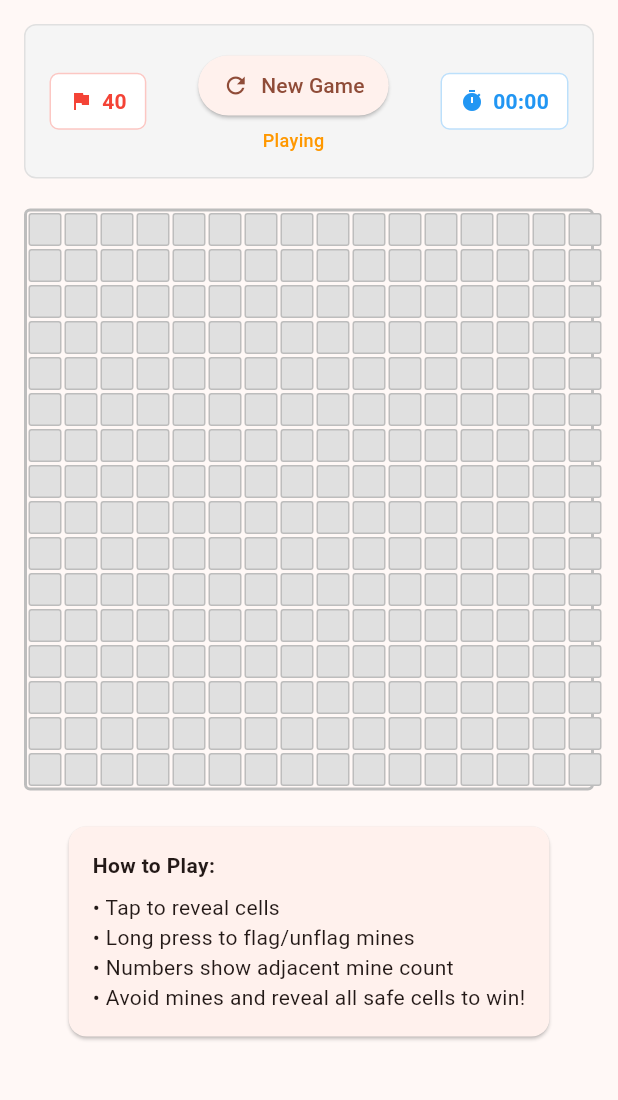
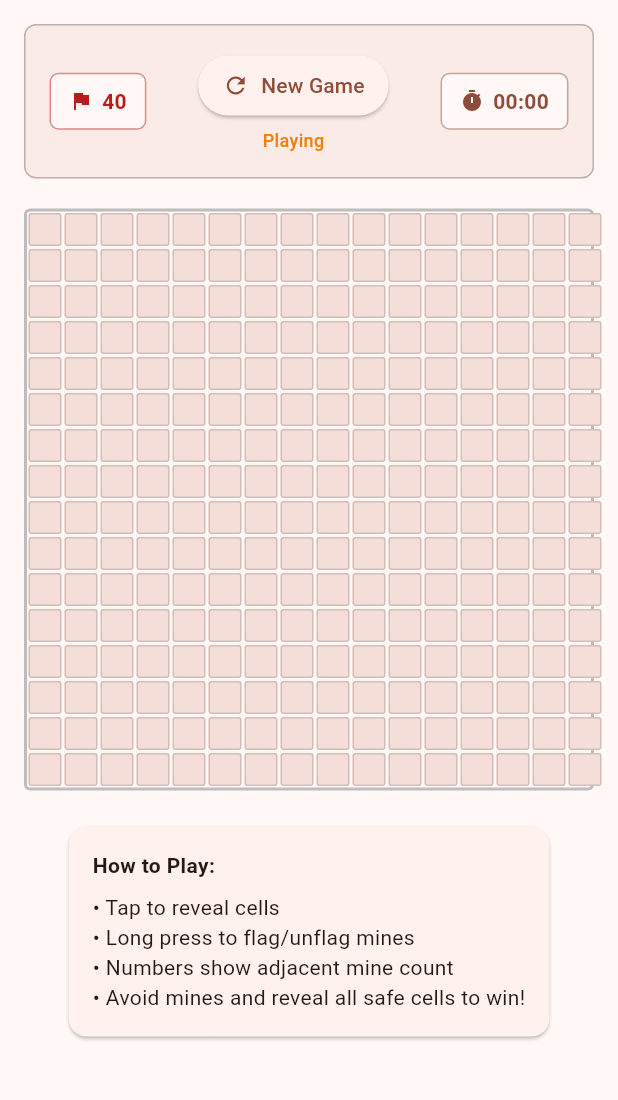
Before and after one commit to BirjuVachhani/mine_sweeper, a Flutter app: the screen it shows after launch, on a phone screen of 412 x 824 dp, the part 84-1184 px from its top. Run offline on Flutter 3.47's test engine with Material 3 defaults, Android fonts, the phone set to English and light mode, and no system bars.

Commit message:
Add dark mode support

```diff
--- a/lib/main.dart
+++ b/lib/main.dart
@@ -13,9 +13,20 @@ class MinesweeperApp extends StatelessWidget {
     return MaterialApp(
       title: 'Minesweeper',
       theme: ThemeData(
-        colorScheme: ColorScheme.fromSeed(seedColor: Colors.deepOrange),
+        colorScheme: ColorScheme.fromSeed(
+          seedColor: Colors.deepOrange,
+          brightness: Brightness.light,
+        ),
         useMaterial3: true,
       ),
+      darkTheme: ThemeData(
+        colorScheme: ColorScheme.fromSeed(
+          seedColor: Colors.deepOrange,
+          brightness: Brightness.dark,
+        ),
+        useMaterial3: true,
+      ),
+      themeMode: ThemeMode.system,
       home: const GameScreen(),
       debugShowCheckedModeBanner: false,
     );
--- a/lib/widgets/game_cell.dart
+++ b/lib/widgets/game_cell.dart
@@ -23,37 +23,40 @@ class GameCell extends StatelessWidget {
       child: Container(
         margin: const EdgeInsets.all(1),
         decoration: BoxDecoration(
-          color: _getCellColor(),
+          color: _getCellColor(context),
           border: Border.all(
-            color: Colors.grey.shade400,
+            color: Theme.of(context).colorScheme.outline.withOpacity(0.3),
             width: 1,
           ),
           borderRadius: BorderRadius.circular(2),
         ),
         child: Center(
-          child: _buildCellContent(),
+          child: _buildCellContent(context),
         ),
       ),
     );
   }
 
-  Color _getCellColor() {
+  Color _getCellColor(BuildContext context) {
+    final colorScheme = Theme.of(context).colorScheme;
     if (cell.isRevealed) {
       if (cell.isMine) {
-        return Colors.red.shade300;
+        return colorScheme.errorContainer;
       }
-      return Colors.grey.shade200;
+      return colorScheme.surfaceVariant.withOpacity(0.7);
     } else if (cell.isFlagged) {
-      return Colors.orange.shade200;
+      return colorScheme.secondaryContainer;
     }
-    return Colors.grey.shade300;
+    return colorScheme.surfaceVariant;
   }
 
-  Widget _buildCellContent() {
+  Widget _buildCellContent(BuildContext context) {
+    final colorScheme = Theme.of(context).colorScheme;
+
     if (cell.isFlagged) {
       return Icon(
         Icons.flag,
-        color: Colors.red.shade700,
+        color: colorScheme.error,
         size: 16,
       );
     }
@@ -62,7 +65,7 @@ class GameCell extends StatelessWidget {
       if (cell.isMine) {
         return Icon(
           Icons.dangerous,
-          color: Colors.red.shade700,
+          color: colorScheme.error,
           size: 16,
         );
       } else if (cell.adjacentMines > 0) {
@@ -82,14 +85,14 @@ class GameCell extends StatelessWidget {
 
   Color _getNumberColor(int number) {
     switch (number) {
-      case 1: return Colors.blue;
-      case 2: return Colors.green;
-      case 3: return Colors.red;
-      case 4: return Colors.purple;
-      case 5: return Colors.brown;
-      case 6: return Colors.pink;
+      case 1: return Colors.blueAccent;
+      case 2: return Colors.green.shade600;
+      case 3: return Colors.redAccent;
+      case 4: return Colors.purpleAccent;
+      case 5: return Colors.brown.shade400;
+      case 6: return Colors.pinkAccent;
       case 7: return Colors.black;
-      case 8: return Colors.grey;
+      case 8: return Colors.grey.shade700;
       default: return Colors.black;
     }
   }
--- a/lib/widgets/game_header.dart
+++ b/lib/widgets/game_header.dart
@@ -16,20 +16,24 @@ class GameHeader extends StatelessWidget {
 
   @override
   Widget build(BuildContext context) {
+    final theme = Theme.of(context);
+    final colorScheme = theme.colorScheme;
+
     return Container(
       padding: const EdgeInsets.all(16),
       decoration: BoxDecoration(
-        color: Colors.grey.shade100,
+        color: colorScheme.surfaceVariant.withOpacity(0.5),
         borderRadius: BorderRadius.circular(8),
-        border: Border.all(color: Colors.grey.shade300),
+        border: Border.all(color: colorScheme.outline.withOpacity(0.5)),
       ),
       child: Row(
         mainAxisAlignment: MainAxisAlignment.spaceBetween,
         children: [
           _buildInfoCard(
+            context,
             icon: Icons.flag,
             value: remainingFlags.toString().padLeft(2, '0'),
-            color: Colors.red,
+            color: colorScheme.error,
           ),
           Column(
             children: [
@@ -47,32 +51,35 @@ class GameHeader extends StatelessWidget {
                 style: TextStyle(
                   fontSize: 12,
                   fontWeight: FontWeight.w500,
-                  color: _getStatusColor(),
+                  color: _getStatusColor(context),
                 ),
               ),
             ],
           ),
           _buildInfoCard(
+            context,
             icon: Icons.timer,
             value: _formatTime(elapsedTime),
-            color: Colors.blue,
+            color: colorScheme.primary,
           ),
         ],
       ),
     );
   }
 
-  Widget _buildInfoCard({
+  Widget _buildInfoCard(
+    BuildContext context, {
     required IconData icon,
     required String value,
     required Color color,
   }) {
+    final theme = Theme.of(context);
     return Container(
       padding: const EdgeInsets.symmetric(horizontal: 12, vertical: 8),
       decoration: BoxDecoration(
-        color: Colors.white,
+        color: theme.colorScheme.surface,
         borderRadius: BorderRadius.circular(6),
-        border: Border.all(color: color.withValues(alpha: 0.3)),
+        border: Border.all(color: color.withOpacity(0.5)),
       ),
       child: Row(
         mainAxisSize: MainAxisSize.min,
@@ -98,11 +105,15 @@ class GameHeader extends StatelessWidget {
     return '${minutes.toString().padLeft(2, '0')}:${seconds.toString().padLeft(2, '0')}';
   }
 
-  Color _getStatusColor() {
+  Color _getStatusColor(BuildContext context) {
+    final isLight = Theme.of(context).brightness == Brightness.light;
     switch (gameStatus) {
-      case 'Won!': return Colors.green;
-      case 'Lost!': return Colors.red;
-      default: return Colors.orange;
+      case 'Won!':
+        return isLight ? Colors.green.shade700 : Colors.green.shade300;
+      case 'Lost!':
+        return Theme.of(context).colorScheme.error;
+      default:
+        return isLight ? Colors.orange.shade700 : Colors.orange.shade300;
     }
   }
 }
```
